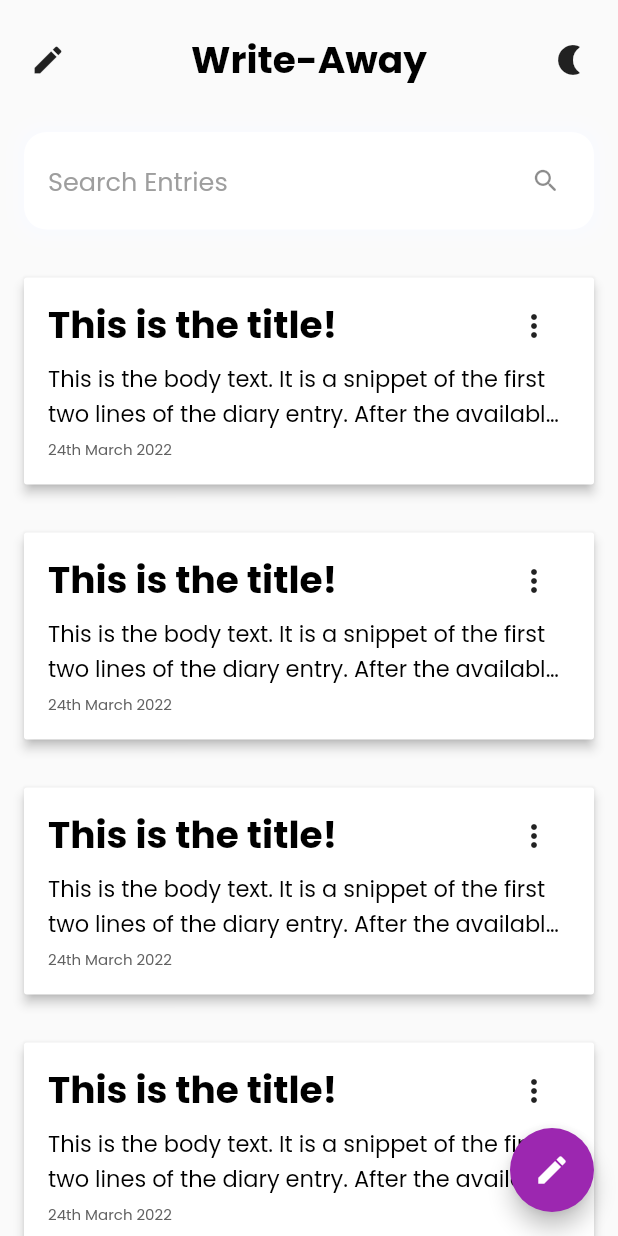
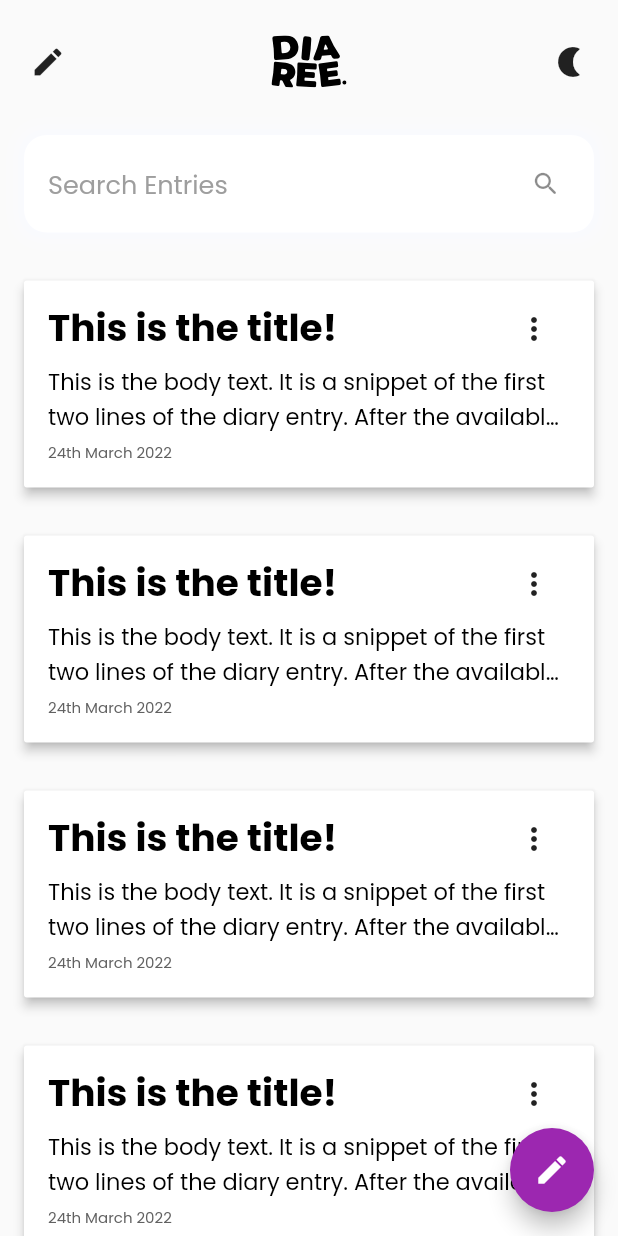
Before and after one commit to bookofiyi/write_a_day, a Flutter app: the screen it shows after launch, on a phone screen of 412 x 824 dp. Run offline on Flutter 3.47's test engine with Material 2 defaults, Android fonts, the phone set to English and light mode, and no system bars; our stand-ins replace flutter_svg, shared_preferences.

Commit message:
added logo to home screen, changed app name

```diff
--- a/lib/home_screen.dart
+++ b/lib/home_screen.dart
@@ -36,11 +36,12 @@ class _HomePageState extends State<HomePage> {
                     onPressed: () {},
                     icon: const Icon(Icons.edit),
                   ),
-                  Text(
-                    'Write-Away',
-                    style: Styles.themeData(darkModeActive, context)
-                        .textTheme
-                        .headline1,
+                  SvgPicture.asset(
+                    'assets/images/diaree-logo.svg',
+                    color: darkModeActive ? Colors.white : Colors.black,
+                    height: 50,
+                    width: 50,
+                    semanticsLabel: 'Diaree Logo',
                   ),
                   IconButton(
                     onPressed: () {
```
Also changed, not shown: 1 other file.
